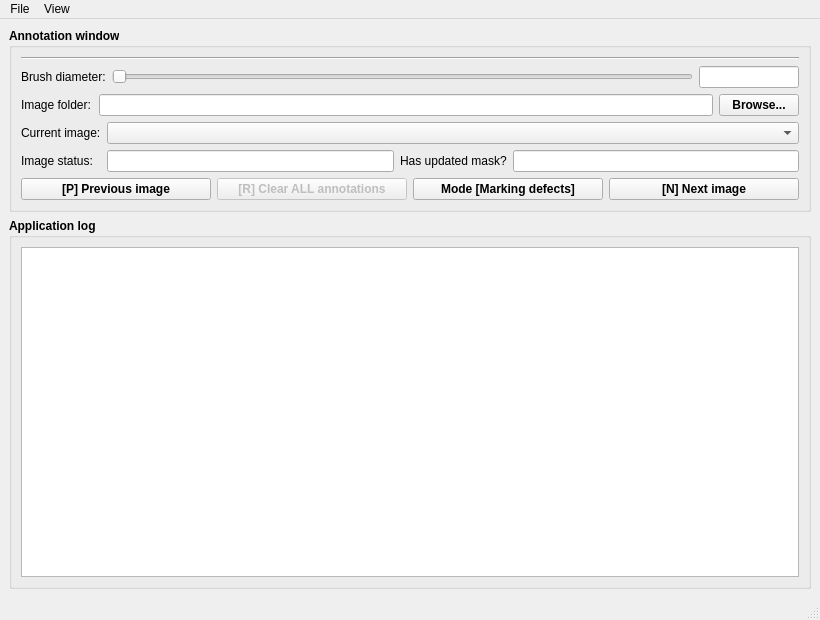
This is ui/datmant.ui in is-centre/datm-annotation-tool as Qt 5 draws it before an edit. The edited form follows.
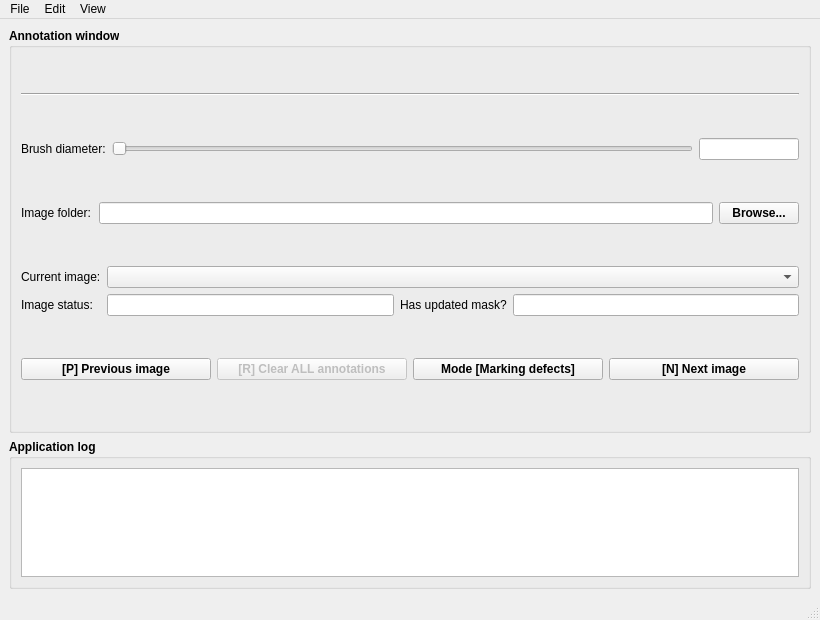
This is the edited form.

What changed in the file:
```diff
--- a/ui/datmant.ui
+++ b/ui/datmant.ui
@@ -280,6 +280,18 @@
     </item>
     <item>
      <widget class="QGroupBox" name="gbApplicationLog">
+      <property name="sizePolicy">
+       <sizepolicy hsizetype="Preferred" vsizetype="Maximum">
+        <horstretch>0</horstretch>
+        <verstretch>0</verstretch>
+       </sizepolicy>
+      </property>
+      <property name="maximumSize">
+       <size>
+        <width>16777215</width>
+        <height>150</height>
+       </size>
+      </property>
       <property name="font">
        <font>
         <weight>75</weight>
@@ -329,7 +341,14 @@
     <addaction name="separator"/>
     <addaction name="actionLog"/>
    </widget>
+   <widget class="QMenu" name="menuEdit">
+    <property name="title">
+     <string>Edit</string>
+    </property>
+    <addaction name="actionProcess_original_mask"/>
+   </widget>
    <addaction name="menuFile"/>
+   <addaction name="menuEdit"/>
    <addaction name="menuView"/>
   </widget>
   <widget class="QStatusBar" name="statusbar"/>
```
Left out of the diff: 8 changed lines with no effect on the pictures.
